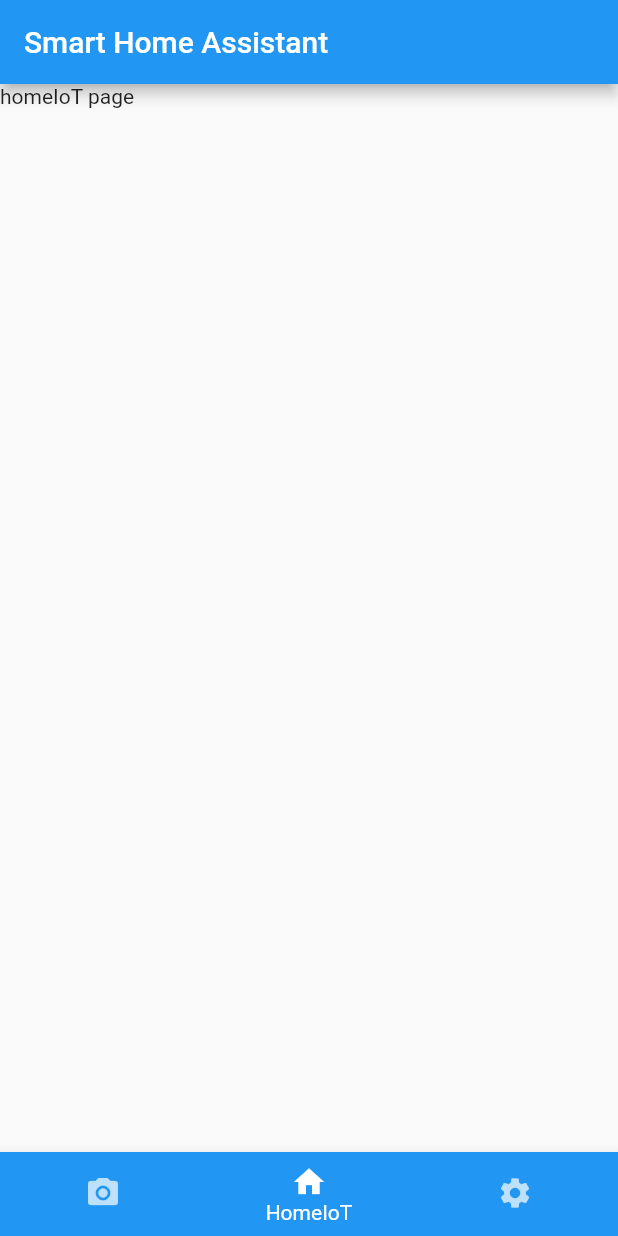
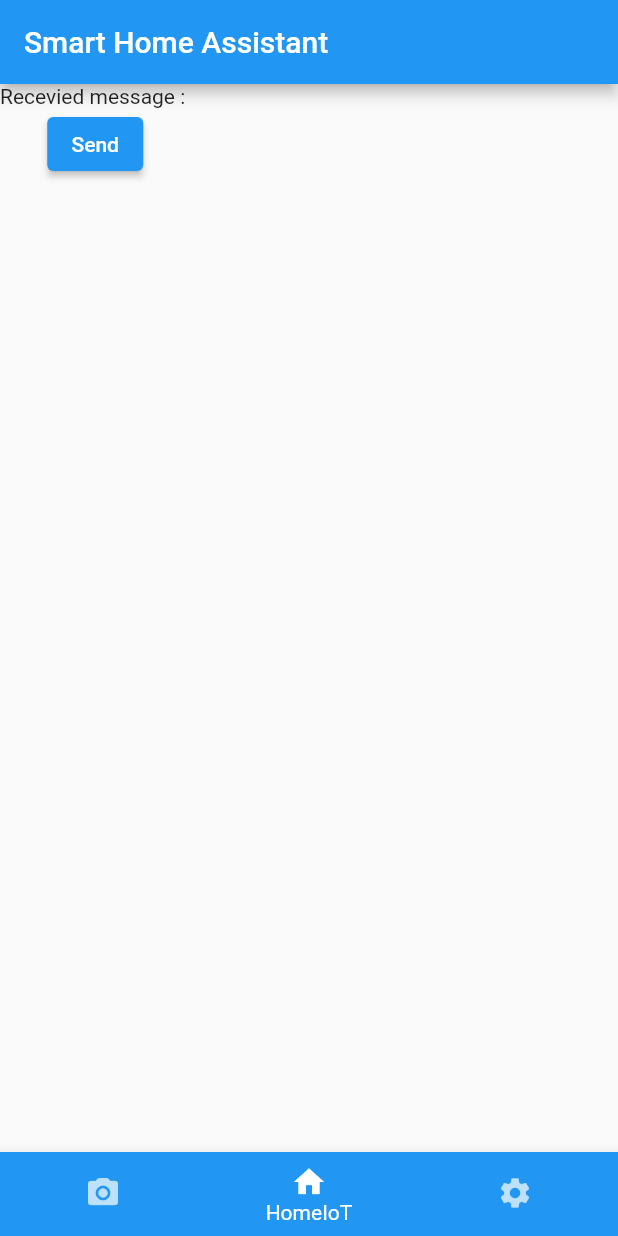
Before and after one commit to yumdari/Home_AIoT_System, a Flutter app: the screen it shows after launch, item 2 of the bottom bar chosen, on a phone screen of 412 x 824 dp. Run offline on Flutter 3.47's test engine with Material 2 defaults, Android fonts, the phone set to English and light mode, and no system bars; our stand-ins replace date_format, flutter_hooks, flutter_svg, geolocator, timer_builder; missing offline and left inert: flutter_mjpeg, tcp_socket_connection.

Commit message:
homeIoT 페이지 소켓 구현

```diff
--- /dev/null
+++ b/Mobile/lib/HomeIoT.dart
@@ -0,0 +1,69 @@
+import 'package:flutter/material.dart';
+
+import 'package:tcp_socket_connection/tcp_socket_connection.dart';
+
+class HomeIoT extends StatefulWidget {
+  const HomeIoT({Key? key}) : super(key: key);
+
+  @override
+  State<HomeIoT> createState() => _HomeIoTState();
+}
+
+class _HomeIoTState extends State<HomeIoT> {
+
+  String message="";
+
+  int temp = 0;
+  int humi = 0;
+
+  static bool isConnected = false;
+
+  TcpSocketConnection socketConnection=TcpSocketConnection("10.10.141.43", 5003);
+
+  /* 페이지 열리면서 바로 실행 */
+  @override
+  void initState(){
+    super.initState();
+    if(!isConnected) {
+      connectToServer();
+      isConnected = !isConnected; // 오직 1번만 실행하기 위해 플래그변수 변경
+    }
+  }
+
+  void sendMessage(String msg){
+    socketConnection.sendMessage(msg);
+  }
+
+  //receiving and sending back a custom message
+  void messageReceived(String msg){
+    int msgLen = msg.length; // 문자열 길이 확인
+    //if(msgLen)
+    //var list = valueFromRasp
+    setState(() {
+      message=msg;
+    });
+    //socketConnection.sendMessage("MessageIsReceived :D ");
+  }
+
+  //starting the connection and listening to the socket asynchronously
+  void connectToServer() async{
+    socketConnection.enableConsolePrint(true);    //use this to see in the console what's happening
+    if(await socketConnection.canConnect(5000, attempts: 1)){   //check if it's possible to connect to the endpoint
+      await socketConnection.connect(5000, messageReceived, attempts: 1);
+    }
+  }
+
+  @override
+  Widget build(BuildContext context) {
+    return Scaffold(
+      body: Column(
+        children: [
+          Text(
+            'Recevied message : ' + message,
+          ),
+          ElevatedButton(onPressed: (){sendMessage('hello, first message');}, child: Text('Send'))
+        ],
+      ),
+    );
+  }
+}
--- a/Mobile/lib/homeIoT.dart
+++ /dev/null
@@ -1,17 +0,0 @@
-import 'package:flutter/material.dart';
-
-class homeIoT extends StatefulWidget {
-  const homeIoT({Key? key}) : super(key: key);
-
-  @override
-  State<homeIoT> createState() => _homeIoTState();
-}
-
-class _homeIoTState extends State<homeIoT> {
-  @override
-  Widget build(BuildContext context) {
-    return Container(
-      child: Text('homeIoT page'),
-    );
-  }
-}
--- a/Mobile/lib/main.dart
+++ b/Mobile/lib/main.dart
@@ -1,7 +1,13 @@
 import 'package:flutter/material.dart';
 import 'CameraViewer.dart';
-import 'package:mobile/homeIoT.dart';
+import 'HomeIoT.dart';
 import 'package:mobile/setting.dart';
+
+import 'package:tcp_socket_connection/tcp_socket_connection.dart';
+
+//import 'dart:io';
+//import 'dart:convert';
+//import 'dart:async';
 
 import 'package:flutter_mjpeg/flutter_mjpeg.dart';
 
@@ -44,12 +50,14 @@ class MyHomePage extends StatefulWidget {
 }
 
 class _MyHomePageState extends State<MyHomePage> {
+
   int _currentIndex = 0;
+
 
   /* Pages array */
   final List<Widget> _pages = <Widget>[
     CameraViewer(), // camera viewer page
-    homeIoT(), // home state page
+    HomeIoT(), // home state page
     setting() // app setting
   ];
 
--- a/Mobile/pubspec.yaml
+++ b/Mobile/pubspec.yaml
@@ -34,8 +34,13 @@ dependencies:
   # The following adds the Cupertino Icons font to your application.
   # Use with the CupertinoIcons class for iOS style icons.
   cupertino_icons: ^1.0.2
+
+  # mjpeg video streaming
   flutter_mjpeg: ^2.0.1
   flutter_hooks: ^0.18.5+1
+
+  # tcp/ip socket
+  tcp_socket_connection: ^0.3.0
 
 dev_dependencies:
   flutter_test:
```
Also changed, not shown: Mobile/pubspec.lock.
